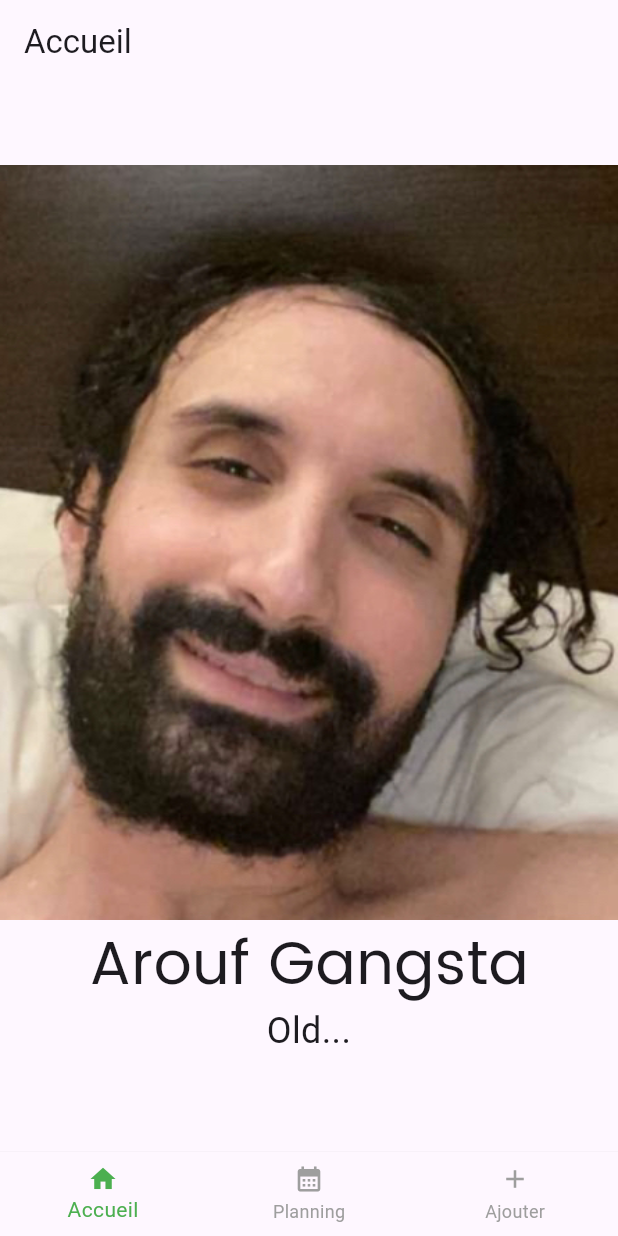
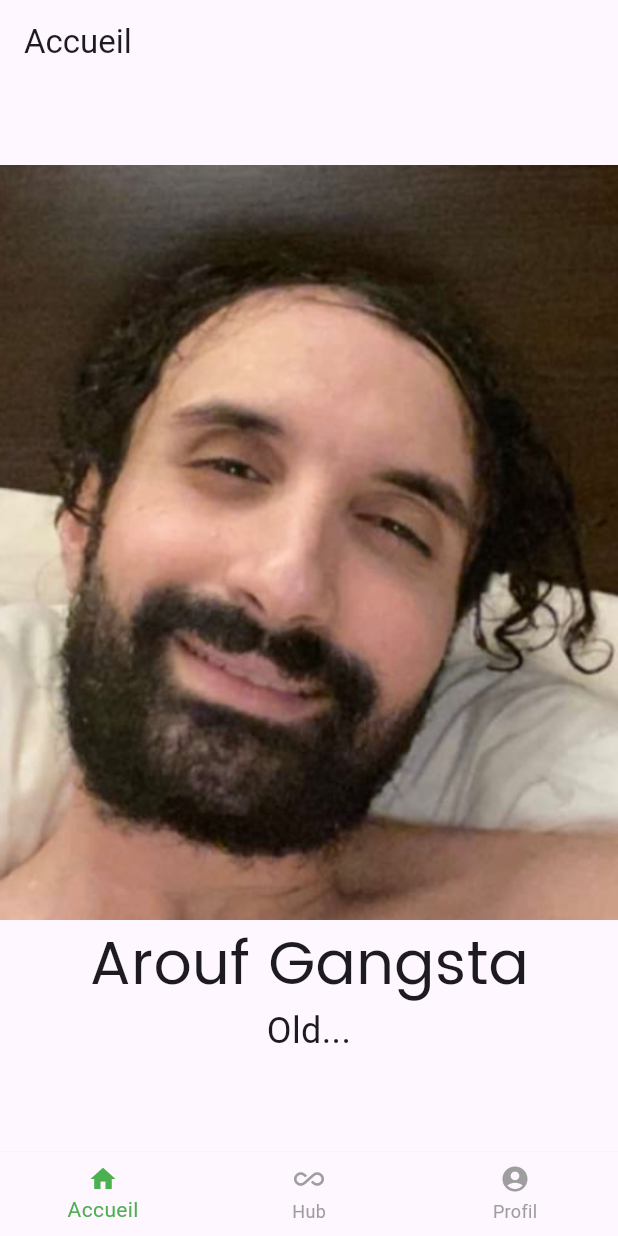
Before and after one commit to Bechamelloww/BabX, a Flutter app: the screen it shows after launch, on a phone screen of 412 x 824 dp. Run offline on Flutter 3.47's test engine with Material 3 defaults, Android fonts, the phone set to English and light mode, and no system bars; our stand-ins replace date_field.

Commit message:
Adding basics

```diff
--- a/lib/main.dart
+++ b/lib/main.dart
@@ -1,7 +1,7 @@
 import 'package:flutter/material.dart';
-import 'package:recipx/pages/EventPage.dart';
+import 'package:recipx/pages/hub.dart';
 import 'package:recipx/pages/HomePage.dart';
-import 'package:recipx/pages/addEventPage.dart';
+import 'package:recipx/pages/profile.dart';
 
 void main() {
   runApp(const MyApp());
@@ -45,6 +45,7 @@
           type: BottomNavigationBarType.fixed,
           currentIndex: _currentIndex,
           onTap: (index) => setCurrentIndex(index),
+          enableFeedback: true,
           selectedItemColor: Colors.green,
           unselectedItemColor: Colors.grey,
           iconSize: 20,
@@ -55,12 +56,12 @@
                 label: 'Accueil'
             ),
             BottomNavigationBarItem(
-                icon: Icon(Icons.calendar_month),
-                label: 'Planning'
+                icon: Icon(Icons.all_inclusive),
+                label: 'Hub'
             ),
             BottomNavigationBarItem(
-                icon: Icon(Icons.add),
-                label: 'Ajouter'
+                icon: Icon(Icons.account_circle_sharp),
+                label: 'Profil'
             ),
           ],
         ),
--- a/lib/pages/HomePage.dart
+++ b/lib/pages/HomePage.dart
@@ -1,6 +1,6 @@
 import 'package:flutter/material.dart';
 
-import 'EventPage.dart';
+import 'hub.dart';
 
 class HomePage extends StatelessWidget {
   const HomePage({
```
Also changed, not shown: lib/pages/hub.dart (renamed from lib/pages/EventPage.dart), lib/pages/profile.dart (renamed from lib/pages/addEventPage.dart).
